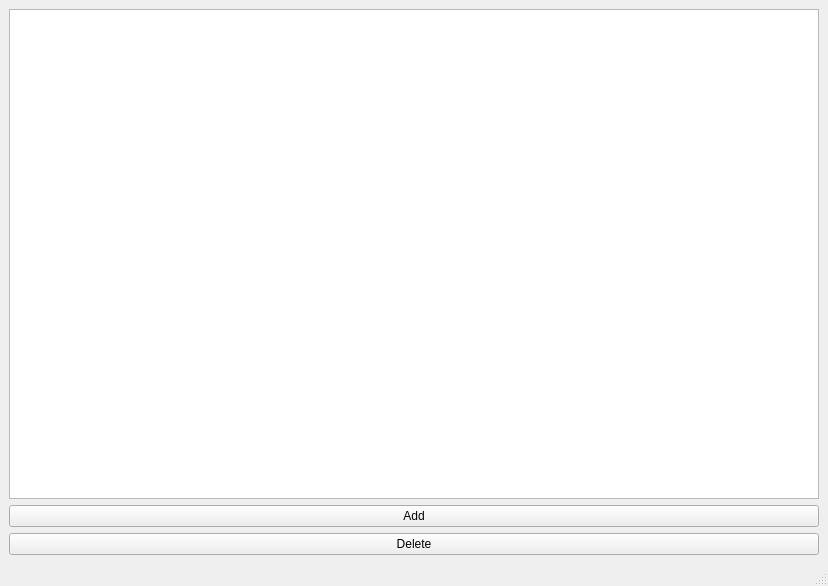
This is mainwindow.ui in Hasuuka/CustomerSatisfaction as Qt 5 draws it before an edit. The edited form follows.
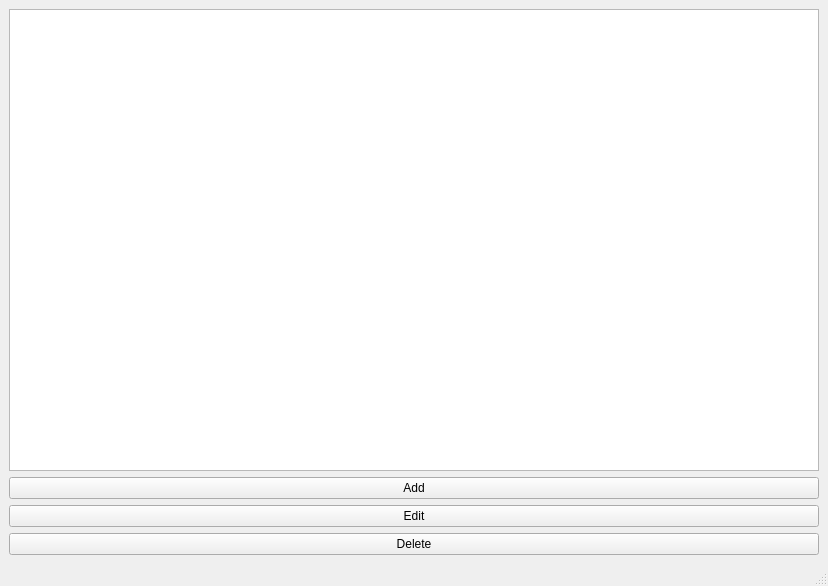
This is the edited form.

The edit to the form file:
```diff
--- a/mainwindow.ui
+++ b/mainwindow.ui
@@ -25,6 +25,13 @@
       </property>
      </widget>
     </item>
+    <item>
+     <widget class="QPushButton" name="pushButtonEdit">
+      <property name="text">
+       <string>Edit</string>
+      </property>
+     </widget>
+    </item>
     <item>
      <widget class="QPushButton" name="pushButtonDelete">
       <property name="text">
```
